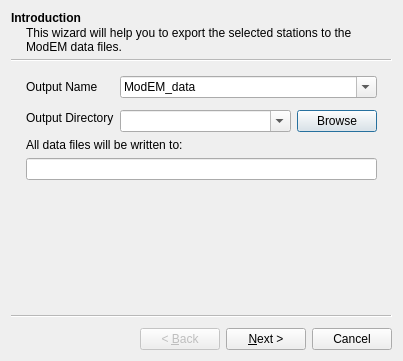
First picture: the form in mtpy/gui/SmartMT/ui_asset/wizard_export_modem.ui, repository MTgeophysics/mtpy, before the edit.
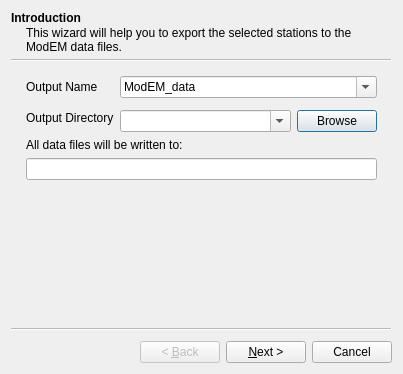
Second picture: the form after the edit.

Diff of the .ui file:
```diff
--- a/mtpy/gui/SmartMT/ui_asset/wizard_export_modem.ui
+++ b/mtpy/gui/SmartMT/ui_asset/wizard_export_modem.ui
@@ -7,7 +7,7 @@
     <x>0</x>
     <y>0</y>
     <width>403</width>
-    <height>361</height>
+       <height>374</height>
    </rect>
   </property>
   <property name="windowTitle">
```
Left out of the diff: 239 changed lines with no effect on the pictures.
